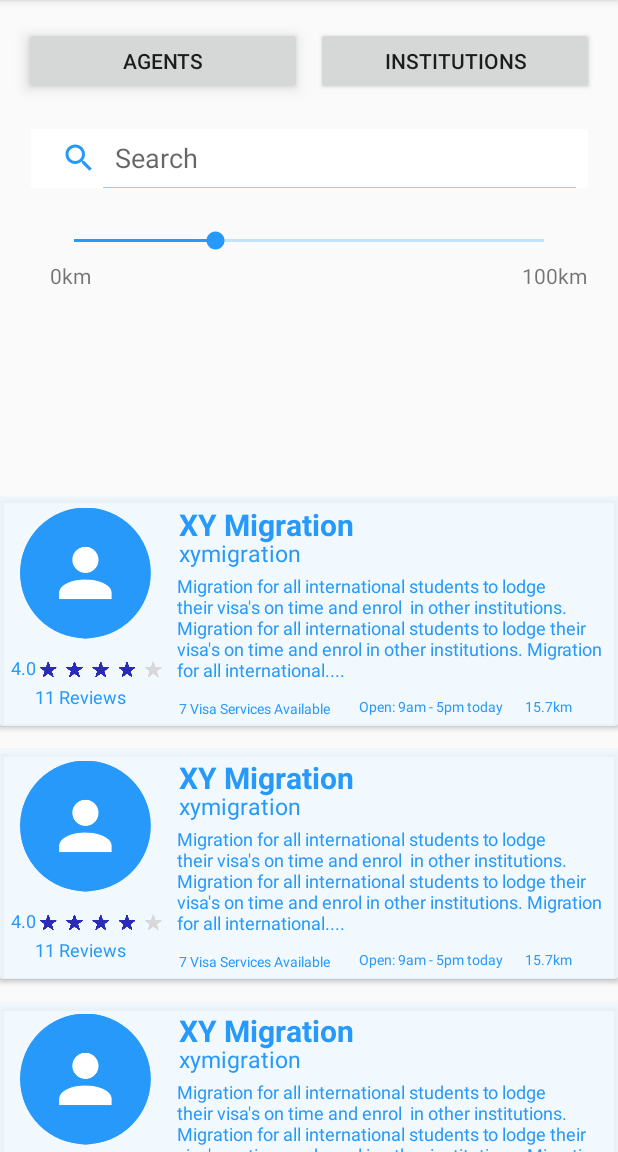
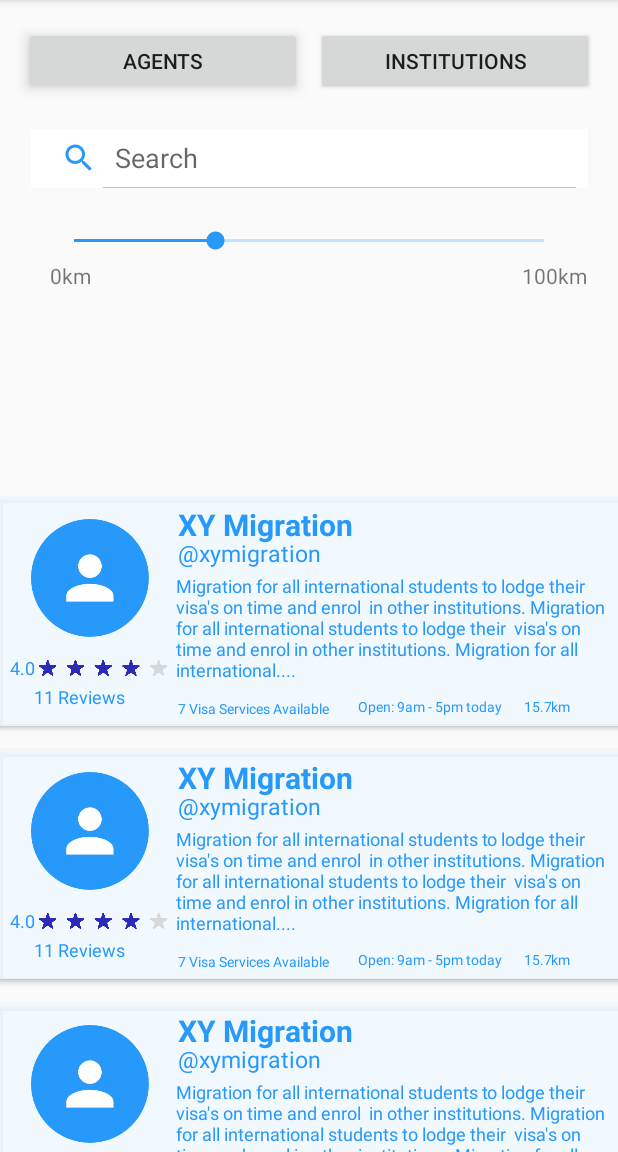
Before and after one commit to peerliss/EasyEducation, an Android app: the screen it shows after launch (MainActivity), on a phone screen of 412 x 824 dp, the part 84-1236 px from its top. Run offline under Robolectric (Android 15) with nearby library versions, the phone set to English and light mode, and no system bars.

Commit message:
Implement RecyclerViews with dummy information

```diff
--- a/app/src/main/java/au/com/easyeducation/easyeducation_3/Activities/MainActivity.java
+++ b/app/src/main/java/au/com/easyeducation/easyeducation_3/Activities/MainActivity.java
@@ -27,6 +27,7 @@ import android.view.ViewGroup;
 import android.widget.Button;
 import android.widget.SearchView;
 import android.widget.TextView;
+import android.widget.Toast;
 
 import java.util.ArrayList;
 import java.util.List;
@@ -41,13 +42,13 @@ import au.com.easyeducation.easyeducation_3.R;
 public class MainActivity extends AppCompatActivity
         implements NavigationView.OnNavigationItemSelectedListener {
 
-    RecyclerView agentRecyclerView;
-    AgentAdapter agentAdapter;
     Button agentButton;
     Button instituteButton;
     SearchView searchView;
+    RecyclerView agentRecyclerView;
 
     ArrayList<Agents> agentsList = new ArrayList<>();
+    ArrayList<Agents> institutesList = new ArrayList<>();
 
     @SuppressLint("ClickableViewAccessibility")
     @Override
@@ -67,70 +68,30 @@ public class MainActivity extends AppCompatActivity
         NavigationView navigationView = (NavigationView) findViewById(R.id.nav_view);
         navigationView.setNavigationItemSelectedListener(this);
 
-        agentsList.add(0, new Agents("Name",
-                "Username",
-                "Description",
-                "Visa",
-                "Hours",
-                24,
-                11,
-                4));
-
-        agentsList.add(1, new Agents("Name",
-                "Username",
-                "Description",
-                "Visa",
-                "Hours",
-                24,
-                11,
-                4));
-
-        agentsList.add(1, new Agents("Name",
-                "Username",
-                "Description",
-                "Visa",
-                "Hours",
-                24,
-                11,
-                4));
-
-        agentsList.add(1, new Agents("Name",
-                "Username",
-                "Description",
-                "Visa",
-                "Hours",
-                24,
-                11,
-                4));
-
-        agentRecyclerView = findViewById(R.id.main_recyclerView);
-        agentRecyclerView.setHasFixedSize(true);
-        agentRecyclerView.setLayoutManager(new LinearLayoutManager(this));
-        agentAdapter = new AgentAdapter(this, agentsList);
-//        agentRecyclerView.setAdapter(agentAdapter);
-
-        TextView agent_name = findViewById(R.id.agent_name);
-        TextView agent_username = findViewById(R.id.agent_username);
-        TextView agent_description = findViewById(R.id.agent_description);
-        TextView agent_visa = findViewById(R.id.agent_visa);
-        TextView agent_hours = findViewById(R.id.agent_hours);
-        TextView agent_distance = findViewById(R.id.agent_distance);
-        TextView agent_reviews = findViewById(R.id.agent_reviews);
-        TextView agent_rating = findViewById(R.id.agent_rating);
         agentButton = findViewById(R.id.agent_button);
         instituteButton = findViewById(R.id.institution_button);
         searchView = findViewById(R.id.searchView);
-
-        FragmentTransaction fragmentTransaction = getSupportFragmentManager().beginTransaction();
-        fragmentTransaction.replace(R.id.agent_institution_fragment, new AgentFragment());
-        fragmentTransaction.add(R.id.agent_institution_fragment, new AgentFragment());
-        fragmentTransaction.add(R.id.agent_institution_fragment, new AgentFragment());
-        fragmentTransaction.add(R.id.agent_institution_fragment, new AgentFragment());
-        fragmentTransaction.commit();
+        agentRecyclerView = findViewById(R.id.main_recyclerView);
 
         agentButton.setPressed(true);
 
-        searchView.setIconified(true);
+        inflateAgentList();
+        inflateInstitutesList();
+        agentRecyclerView.setLayoutManager(new LinearLayoutManager(this));
+
+        agentButton.setOnTouchListener(new View.OnTouchListener() {
+            @Override
+            public boolean onTouch(View v, MotionEvent event) {
+                if (instituteButton.isPressed()) {
+                    instituteButton.setPressed(false);
+                }
+
+                agentRecyclerView.swapAdapter(new AgentAdapter(getBaseContext(), agentsList), true);
+
+                agentButton.setPressed(true);
+                return true;
+            }
+        });
 
         instituteButton.setOnTouchListener(new View.OnTouchListener() {
             @Override
@@ -139,40 +100,106 @@ public class MainActivity extends AppCompatActivity
                     agentButton.setPressed(false);
                 }
 
+                agentRecyclerView.swapAdapter(new AgentAdapter(getBaseContext(), institutesList), true);
+
                 instituteButton.setPressed(true);
-
-                FragmentTransaction fragmentTransaction = getSupportFragmentManager().beginTransaction();
-                fragmentTransaction.replace(R.id.agent_institution_fragment, new InstitutionFragment());
-                fragmentTransaction.add(R.id.agent_institution_fragment, new InstitutionFragment());
-                fragmentTransaction.add(R.id.agent_institution_fragment, new InstitutionFragment());
-                fragmentTransaction.add(R.id.agent_institution_fragment, new InstitutionFragment());
-
-                fragmentTransaction.commit();
-
                 return true;
             }
         });
 
-        agentButton.setOnTouchListener(new View.OnTouchListener() {
-            @Override
-            public boolean onTouch(View v, MotionEvent event) {
-                if (instituteButton.isPressed()) {
-                    instituteButton.setPressed(false);
-                }
+    }
 
-                agentButton.setPressed(true);
+    private void inflateAgentList() {
+        agentsList.add(new Agents("XY Migration",
+                "@xymigration",
+                "Migration for all international students to lodge their visa's on time and enrol  in other institutions. Migration for all international students to lodge their  visa's on time and enrol in other institutions. Migration for all international....",
+                "7 Visa Services Available",
+                "Open: 9am - 5pm today",
+                15.7,
+                11,
+                4.0));
 
-                FragmentTransaction fragmentTransaction = getSupportFragmentManager().beginTransaction();
-                fragmentTransaction.replace(R.id.agent_institution_fragment, new AgentFragment());
-                fragmentTransaction.add(R.id.agent_institution_fragment, new AgentFragment());
-                fragmentTransaction.add(R.id.agent_institution_fragment, new AgentFragment());
-                fragmentTransaction.add(R.id.agent_institution_fragment, new AgentFragment());
+        agentsList.add(new Agents("XY Migration",
+                "@xymigration",
+                "Migration for all international students to lodge their visa's on time and enrol  in other institutions. Migration for all international students to lodge their  visa's on time and enrol in other institutions. Migration for all international....",
+                "7 Visa Services Available",
+                "Open: 9am - 5pm today",
+                15.7,
+                11,
+                4.0));
 
-                fragmentTransaction.commit();
+        agentsList.add(new Agents("XY Migration",
+                "@xymigration",
+                "Migration for all international students to lodge their visa's on time and enrol  in other institutions. Migration for all international students to lodge their  visa's on time and enrol in other institutions. Migration for all international....",
+                "7 Visa Services Available",
+                "Open: 9am - 5pm today",
+                15.7,
+                11,
+                4.0));
 
-                return true;
-            }
-        });
+        agentsList.add(new Agents("XY Migration",
+                "@xymigration",
+                "Migration for all international students to lodge their visa's on time and enrol  in other institutions. Migration for all international students to lodge their  visa's on time and enrol in other institutions. Migration for all international....",
+                "7 Visa Services Available",
+                "Open: 9am - 5pm today",
+                15.7,
+                11,
+                4.0));
+
+
+        initAgentRecyclerView();
+    }
+
+    private void inflateInstitutesList() {
+        institutesList.add(new Agents("Study University",
+                "Username",
+                "Migration for all international students to lodge their visa's on time and enrol  in other institutions. Migration for all international students to lodge their  visa's on time and enrol in other institutions. Migration for all international....",
+                "7 Visa Services Available",
+                "Open: 9am - 5pm today",
+                15.7,
+                11,
+                4.0));
+
+        institutesList.add(new Agents("Study University",
+                "Username",
+                "Migration for all international students to lodge their visa's on time and enrol  in other institutions. Migration for all international students to lodge their  visa's on time and enrol in other institutions. Migration for all international....",
+                "7 Visa Services Available",
+                "Open: 9am - 5pm today",
+                15.7,
+                11,
+                4.0));
+
+        institutesList.add(new Agents("Study University",
+                "Username",
+                "Migration for all international students to lodge their visa's on time and enrol  in other institutions. Migration for all international students to lodge their  visa's on time and enrol in other institutions. Migration for all international....",
+                "7 Visa Services Available",
+                "Open: 9am - 5pm today",
+                15.7,
+                11,
+                4.0));
+
+        institutesList.add(new Agents("Study University",
+                "Username",
+                "Migration for all international students to lodge their visa's on time and enrol  in other institutions. Migration for all international students to lodge their  visa's on time and enrol in other institutions. Migration for all international....",
+                "7 Visa Services Available",
+                "Open: 9am - 5pm today",
+                15.7,
+                11,
+                4.0));
+
+        institutesList.add(new Agents("Study University",
+                "Username",
+                "Migration for all international students to lodge their visa's on time and enrol  in other institutions. Migration for all international students to lodge their  visa's on time and enrol in other institutions. Migration for all international....",
+                "7 Visa Services Available",
+                "Open: 9am - 5pm today",
+                15.7,
+                11,
+                4.0));
+
+    }
+
+    private void initAgentRecyclerView() {
+        agentRecyclerView.setAdapter(new AgentAdapter(this, agentsList));
     }
 
     @Override
@@ -232,47 +259,6 @@ public class MainActivity extends AppCompatActivity
         return true;
     }
 
-
-    @SuppressLint("ClickableViewAccessibility")
-    public void onClick_institution_button(View view) {
-//        instituteButton.setOnTouchListener(new View.OnTouchListener() {
-//            @Override
-//            public boolean onTouch(View v, MotionEvent event) {
-//                if (agentButton.isPressed()) {
-//                    agentButton.setPressed(false);
-//                }
-//
-//                instituteButton.setPressed(true);
-//
-//                FragmentTransaction fragmentTransaction = getSupportFragmentManager().beginTransaction();
-//                fragmentTransaction.replace(R.id.agent_institution_fragment, new InstitutionFragment());
-//                fragmentTransaction.commit();
-//
-//                return true;
-//            }
-//        });
-    }
-
-    @SuppressLint("ClickableViewAccessibility")
-    public void onClick_agent_button(View view) {
-//        agentButton.setOnTouchListener(new View.OnTouchListener() {
-//            @Override
-//            public boolean onTouch(View v, MotionEvent event) {
-//                if (instituteButton.isPressed()) {
-//                    instituteButton.setPressed(false);
-//                }
-//
-//                agentButton.setPressed(true);
-//
-//                FragmentTransaction fragmentTransaction = getSupportFragmentManager().beginTransaction();
-//                fragmentTransaction.replace(R.id.agent_institution_fragment, new AgentFragment());
-//                fragmentTransaction.commit();
-//
-//                return true;
-//            }
-//        });
-    }
-
     public void onClick_profile_button(View view) {
         Intent intent = new Intent(getApplicationContext(), ProfileActivity.class);
         startActivity(intent);
--- a/app/src/main/java/au/com/easyeducation/easyeducation_3/Adapter/AgentAdapter.java
+++ b/app/src/main/java/au/com/easyeducation/easyeducation_3/Adapter/AgentAdapter.java
@@ -3,39 +3,40 @@ package au.com.easyeducation.easyeducation_3.Adapter;
 import android.content.Context;
 import android.media.Image;
 import android.support.annotation.NonNull;
+import android.support.v7.widget.CardView;
 import android.support.v7.widget.RecyclerView;
 import android.view.LayoutInflater;
 import android.view.View;
 import android.view.ViewGroup;
 import android.widget.TextView;
 
+import java.util.ArrayList;
 import java.util.List;
 
 import au.com.easyeducation.easyeducation_3.Activities.MainActivity;
 import au.com.easyeducation.easyeducation_3.Model.Agents;
-import au.com.easyeducation.easyeducation_3.R;
+import au.com.easyeducation.easyeducation_3.*;
 
 public class AgentAdapter extends RecyclerView.Adapter<AgentAdapter.AgentViewHolder> {
 
     private Context context;
-    private List<Agents> agentsList;
+    private ArrayList<Agents> agentsList = new ArrayList<>();
 
-    public AgentAdapter(Context context, List<Agents> agentsList) {
+    public AgentAdapter(Context context, ArrayList<Agents> agentsList) {
         this.context = context;
         this.agentsList = agentsList;
     }
 
     @NonNull
     @Override
-    public AgentAdapter.AgentViewHolder onCreateViewHolder(@NonNull ViewGroup viewGroup, int i) {
-        LayoutInflater inflater = LayoutInflater.from(context);
-        View view = inflater.inflate(R.layout.fragment_recycler, null);
-        return new AgentViewHolder(view);
-//      return null;
+    public AgentViewHolder onCreateViewHolder(@NonNull ViewGroup viewGroup, int i) {
+        View view = LayoutInflater.from(viewGroup.getContext()).inflate(R.layout.fragment_agent, viewGroup, false);
+        AgentViewHolder viewHolder = new AgentViewHolder(view);
+        return viewHolder;
     }
 
     @Override
-    public void onBindViewHolder(@NonNull AgentAdapter.AgentViewHolder agentViewHolder, int i) {
+    public void onBindViewHolder(@NonNull AgentViewHolder agentViewHolder, int i) {
         Agents agents = agentsList.get(i);
 
         agentViewHolder.agent_name.setText(agents.getAgent_name());
@@ -63,6 +64,7 @@ public class AgentAdapter extends RecyclerView.Adapter<AgentAdapter.AgentViewHol
         TextView agent_distance;
         TextView agent_reviews;
         TextView agent_rating;
+        CardView cardView;
 
         public AgentViewHolder(@NonNull View itemView) {
             super(itemView);
@@ -75,6 +77,7 @@ public class AgentAdapter extends RecyclerView.Adapter<AgentAdapter.AgentViewHol
             agent_distance = itemView.findViewById(R.id.agent_distance);
             agent_reviews = itemView.findViewById(R.id.agent_reviews);
             agent_rating = itemView.findViewById(R.id.agent_rating);
+            cardView = itemView.findViewById(R.id.fragment_agent);
         }
 
         @Override
--- a/app/src/main/java/au/com/easyeducation/easyeducation_3/Fragments/RecyclerFragment.java
+++ b/app/src/main/java/au/com/easyeducation/easyeducation_3/Fragments/RecyclerFragment.java
@@ -7,6 +7,9 @@ import android.view.LayoutInflater;
 import android.view.View;
 import android.view.ViewGroup;
 
+import java.util.ArrayList;
+
+import au.com.easyeducation.easyeducation_3.Model.Agents;
 import au.com.easyeducation.easyeducation_3.R;
 
 
--- a/app/src/main/java/au/com/easyeducation/easyeducation_3/Model/Agents.java
+++ b/app/src/main/java/au/com/easyeducation/easyeducation_3/Model/Agents.java
@@ -1,6 +1,6 @@
 package au.com.easyeducation.easyeducation_3.Model;
 
-import android.media.Image;
+//import android.media.Image;
 
 public class Agents {
     private String agent_name;
@@ -8,12 +8,12 @@ public class Agents {
     private String agent_description;
     private String agent_visa;
     private String agent_hours;
-    private int agent_distance;
+    private double agent_distance;
     private int agent_reviews;
-    private int agent_rating;
-    private Image agent_profile;
+    private double agent_rating;
+//    private Image agent_profile;
 
-    public Agents(String agent_name, String agent_username, String agent_description, String agent_visa, String agent_hours, int agent_distance, int agent_reviews, int agent_rating/*, Image agent_profile*/) {
+    public Agents(String agent_name, String agent_username, String agent_description, String agent_visa, String agent_hours, double agent_distance, int agent_reviews, double agent_rating/*, Image agent_profile*/) {
         this.agent_name = agent_name;
         this.agent_username = agent_username;
         this.agent_description = agent_description;
@@ -45,7 +45,7 @@ public class Agents {
         return agent_hours;
     }
 
-    public int getAgent_distance() {
+    public double getAgent_distance() {
         return agent_distance;
     }
 
@@ -53,13 +53,13 @@ public class Agents {
         return agent_reviews;
     }
 
-    public int getAgent_rating() {
+    public double getAgent_rating() {
         return agent_rating;
     }
 
-    public Image getAgent_profile() {
-        return agent_profile;
-    }
+//    public Image getAgent_profile() {
+//        return agent_profile;
+//    }
 
     public void setAgent_name(String agent_name) {
         this.agent_name = agent_name;
@@ -81,7 +81,7 @@ public class Agents {
         this.agent_hours = agent_hours;
     }
 
-    public void setAgent_distance(int agent_distance) {
+    public void setAgent_distance(double agent_distance) {
         this.agent_distance = agent_distance;
     }
 
@@ -89,11 +89,11 @@ public class Agents {
         this.agent_reviews = agent_reviews;
     }
 
-    public void setAgent_rating(int agent_rating) {
+    public void setAgent_rating(double agent_rating) {
         this.agent_rating = agent_rating;
     }
 
-    public void setAgent_profile(Image agent_profile) {
-        this.agent_profile = agent_profile;
-    }
+//    public void setAgent_profile(Image agent_profile) {
+//        this.agent_profile = agent_profile;
+//    }
 }
--- a/app/src/main/res/layout/content_main.xml
+++ b/app/src/main/res/layout/content_main.xml
@@ -78,9 +78,7 @@
         app:layout_constraintEnd_toEndOf="parent"
         app:layout_constraintStart_toStartOf="parent"
         app:layout_constraintTop_toTopOf="parent"
-        app:layout_constraintVertical_bias="0.109">
-
-    </SearchView>
+        app:layout_constraintVertical_bias="0.109" />
 
     <SeekBar
         android:id="@+id/seekBar"
@@ -115,32 +113,6 @@
         app:layout_constraintTop_toTopOf="parent"
         app:layout_constraintVertical_bias="0.226" />
 
-    <ScrollView
-        android:layout_width="match_parent"
-        android:layout_height="445dp"
-        android:layout_marginTop="8dp"
-        android:isScrollContainer="false"
-        app:layout_constraintBottom_toBottomOf="parent"
-        app:layout_constraintEnd_toEndOf="parent"
-        app:layout_constraintStart_toStartOf="parent"
-        app:layout_constraintTop_toTopOf="@+id/main_recyclerView"
-        app:layout_constraintVertical_bias="1.0">
-
-        <LinearLayout
-            android:id="@+id/agent_institution_fragment"
-            android:name="au.com.easyeducation.easyeducation_3.Fragments.AgentFragment"
-            android:layout_width="match_parent"
-            android:layout_height="wrap_content"
-            android:layout_marginTop="8dp"
-            android:orientation="vertical"
-            app:layout_constraintBottom_toBottomOf="parent"
-            app:layout_constraintEnd_toEndOf="parent"
-            app:layout_constraintStart_toStartOf="parent"
-            app:layout_constraintTop_toTopOf="parent"
-            app:layout_constraintVertical_bias="1.0"
-            tools:layout="@layout/fragment_agent" />
-    </ScrollView>
-
     <android.support.v7.widget.RecyclerView
         android:id="@+id/main_recyclerView"
         android:name="au.com.easyeducation.easyeducation_3.Fragments.AgentFragment"
@@ -150,14 +122,10 @@
         android:layout_marginTop="4dp"
         android:layout_marginEnd="8dp"
         android:orientation="vertical"
-        android:visibility="invisible"
         app:layout_constraintBottom_toBottomOf="parent"
         app:layout_constraintEnd_toEndOf="parent"
         app:layout_constraintStart_toStartOf="parent"
         app:layout_constraintTop_toTopOf="parent"
-        app:layout_constraintVertical_bias="1.0"
-        tools:layout="@layout/fragment_agent">
-
-    </android.support.v7.widget.RecyclerView>
+        app:layout_constraintVertical_bias="1.0" />
 
 </android.support.constraint.ConstraintLayout>
--- a/app/src/main/res/layout/fragment_agent.xml
+++ b/app/src/main/res/layout/fragment_agent.xml
@@ -112,7 +112,23 @@
             android:layout_marginTop="125dp"
             android:layout_marginEnd="305dp"
             android:layout_marginBottom="11dp"
-            android:text="11 Reviews"
+            android:text="11"
+            android:textColor="@color/menu"
+            android:textSize="12sp" />
+
+        <TextView
+            android:id="@+id/agent_reviewsLabel"
+            android:layout_width="67dp"
+            android:layout_height="17dp"
+            android:layout_alignParentStart="true"
+            android:layout_alignParentTop="true"
+            android:layout_alignParentEnd="true"
+            android:layout_alignParentBottom="true"
+            android:layout_marginStart="39dp"
+            android:layout_marginTop="125dp"
+            android:layout_marginEnd="289dp"
+            android:layout_marginBottom="11dp"
+            android:text="Reviews"
             android:textColor="@color/menu"
             android:textSize="12sp" />
 
@@ -144,22 +160,38 @@
             android:layout_marginTop="134dp"
             android:layout_marginEnd="9dp"
             android:layout_marginBottom="3dp"
-            android:text="15.7km"
+            android:text="15.7"
+            android:textColor="@color/menu"
+            android:textSize="9sp" />
+
+        <TextView
+            android:id="@+id/agent_distance2"
+            android:layout_width="wrap_content"
+            android:layout_height="wrap_content"
+            android:layout_alignParentStart="true"
+            android:layout_alignParentTop="true"
+            android:layout_alignParentEnd="true"
+            android:layout_alignParentBottom="true"
+            android:layout_marginStart="368dp"
+            android:layout_marginTop="134dp"
+            android:layout_marginEnd="6dp"
+            android:layout_marginBottom="4dp"
+            android:text="km"
             android:textColor="@color/menu"
             android:textSize="9sp" />
 
         <ImageView
             android:id="@+id/imageView2"
-            android:layout_width="87dp"
-            android:layout_height="92dp"
+            android:layout_width="wrap_content"
+            android:layout_height="79dp"
             android:layout_alignParentStart="true"
             android:layout_alignParentTop="true"
             android:layout_alignParentEnd="true"
             android:layout_alignParentBottom="true"
-            android:layout_marginStart="13dp"
-            android:layout_marginTop="5dp"
-            android:layout_marginEnd="311dp"
-            android:layout_marginBottom="56dp"
+            android:layout_marginStart="20dp"
+            android:layout_marginTop="15dp"
+            android:layout_marginEnd="314dp"
+            android:layout_marginBottom="59dp"
             android:src="@drawable/profile_image" />
 
         <ImageView
@@ -171,9 +203,9 @@
             android:layout_alignParentEnd="true"
             android:layout_alignParentBottom="true"
             android:layout_marginStart="26dp"
-            android:layout_marginTop="99dp"
-            android:layout_marginEnd="303dp"
-            android:layout_marginBottom="21dp"
+            android:layout_marginTop="98dp"
+            android:layout_marginEnd="302dp"
+            android:layout_marginBottom="22dp"
             android:src="@drawable/stars_4" />
 
     </RelativeLayout>
```
